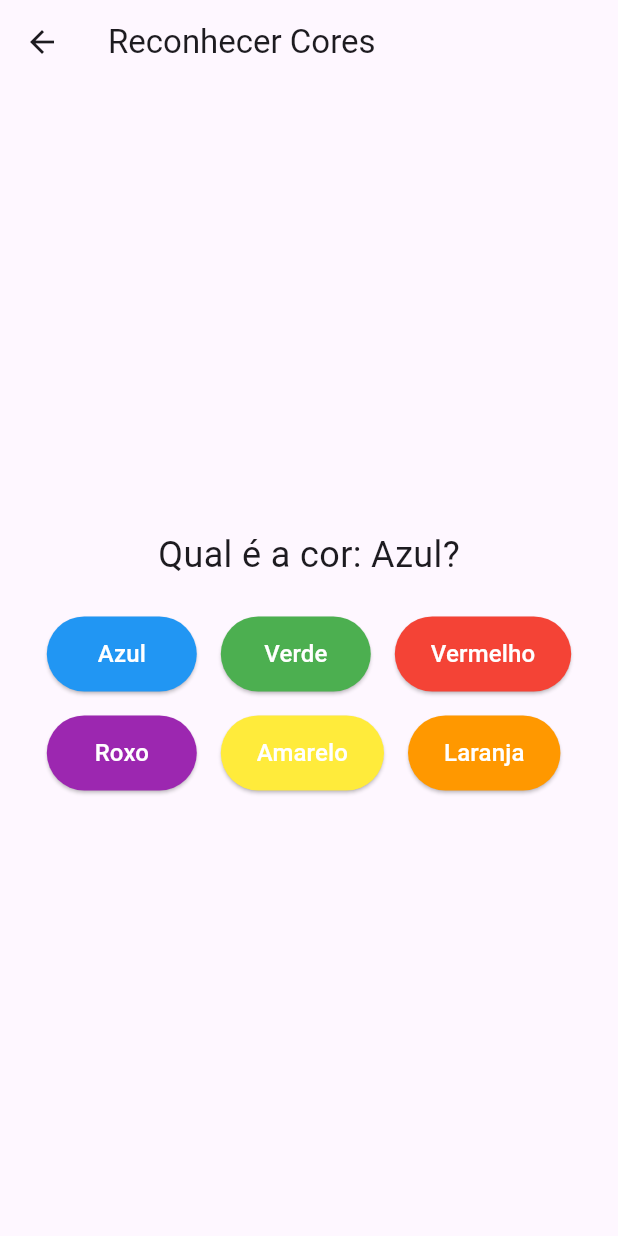
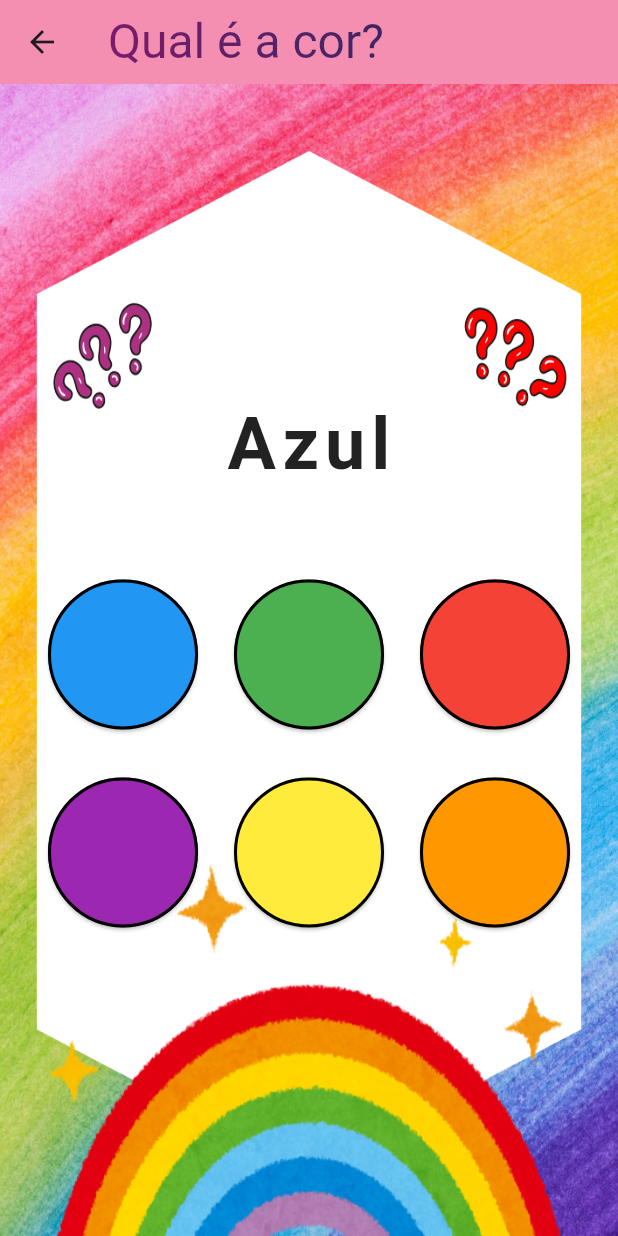
Before and after one commit to priscillamelo/flutter_beaba, a Flutter app: the RecognizeColorsScreen screen opened by its route, on a phone screen of 412 x 824 dp. Run offline on Flutter 3.47's test engine with Material 3 defaults, Android fonts, the phone set to English and light mode, and no system bars; Roboto replaces fonts that are missing (DynaPuff).

Commit message:
feat: backgrounds ok

```diff
--- a/lib/screens/abc_drawing_screen.dart
+++ b/lib/screens/abc_drawing_screen.dart
@@ -14,7 +14,6 @@ class AbcDrawingScreen extends StatefulWidget {
 }
 
 class _AbcDrawingScreenState extends State<AbcDrawingScreen> {
-  final Image imageBackground = Image.asset('assets/images/quadro_drawing.png');
   final GlobalKey _paintKey = GlobalKey();
 
   List<Offset> pointsUser = [];
@@ -131,7 +130,7 @@ class _AbcDrawingScreenState extends State<AbcDrawingScreen> {
                   ],
                 ),
               ),
-              ElevatedButton(
+              /* ElevatedButton(
                   style: const ButtonStyle(
                     padding: WidgetStatePropertyAll<EdgeInsets>(
                       EdgeInsets.symmetric(vertical: 20, horizontal: 30),
@@ -170,7 +169,7 @@ class _AbcDrawingScreenState extends State<AbcDrawingScreen> {
               ElevatedButton(
                 onPressed: _resetGame,
                 child: const Text('Reiniciar Jogo'),
-              ),
+              ), */
             ],
           ),
         );
--- a/lib/screens/recognize_colors_screen.dart
+++ b/lib/screens/recognize_colors_screen.dart
@@ -31,37 +31,67 @@ class _RecognizeColorsScreenState extends State<RecognizeColorsScreen> {
   Widget build(BuildContext context) {
     return Scaffold(
       appBar: AppBar(
-        title: Text("Reconhecer Cores"),
+        title: Text(
+          'Qual é a cor?',
+          style: TextStyle(
+            fontSize: 32,
+            foreground: Paint()
+              ..shader = const LinearGradient(
+                colors: [
+                  Color.fromARGB(255, 135, 25, 108),
+                  Color.fromARGB(255, 71, 37, 102),
+                  Color.fromARGB(255, 2, 32, 76),
+                ],
+              ).createShader(
+                const Rect.fromLTWH(30, 300, 400, 500),
               ),
-      body: Center(
-        child: Padding(
-          padding: const EdgeInsets.all(16.0),
+          ),
+        ),
+        backgroundColor: Colors.pink.shade200,
+      ),
+      body: Container(
+        decoration: BoxDecoration(
+          image: DecorationImage(
+            image: AssetImage(
+                'assets/images/backgrounds/recognize-colors-background.png'),
+            fit: BoxFit.fill,
+          ),
+        ),
+        child: Center(
+          child: SizedBox(
+            width: double.infinity,
+            height: MediaQuery.of(context).size.height / 2,
             child: Column(
-            mainAxisAlignment: MainAxisAlignment.center,
+              mainAxisAlignment: MainAxisAlignment.spaceAround,
               children: [
                 Text(
-                "Qual é a cor: $targetColorName?",
-                style: TextStyle(fontSize: 24),
+                  targetColorName,
+                  style: TextStyle(
+                    color: Colors.black87,
+                    letterSpacing: 4,
+                    fontSize: 48,
+                    fontWeight: FontWeight.bold,
                   ),
-              SizedBox(height: 24),
+                ),
                 Wrap(
-                spacing: 16,
-                runSpacing: 16,
+                  spacing: 24,
+                  runSpacing: 32,
                   children: options.map((colorName) {
                     return ElevatedButton(
-                    style: ElevatedButton.styleFrom(
-                      backgroundColor: colors[colorName], // Cor do botão
-                      minimumSize: Size(100, 50),
+                      style: ButtonStyle(
+                        shape: WidgetStatePropertyAll(CircleBorder(
+                            side: BorderSide(color: Colors.black, width: 2))),
+                        backgroundColor: WidgetStatePropertyAll(
+                            colors[colorName]), // Cor do botão
+                        minimumSize: WidgetStatePropertyAll(Size(100, 100)),
                       ),
                       onPressed: () => _checkAnswer(colorName),
-                    child: Text(
-                      colorName,
-                      style: TextStyle(color: Colors.white, fontSize: 16),
-                    ),
+                      child: null,
                     );
                   }).toList(),
                 ),
               ],
+            ),
           ),
         ),
       ),
```
Also changed, not shown: lib/components/drawing_dashed_component.dart (+10 -5 lines), lib/models/shapes_buttons_menu.dart (+0 -31 lines), lib/screens/identify_alphabet_libras.dart (+41 -15 lines), lib/screens/numbers_drawing_screen.dart (+17 -12 lines), assets/images/backgrounds/identify-alphabet-libras-background.png (added), assets/images/backgrounds/numbers-background.png (added), assets/images/backgrounds/recognize-colors-background.png (added). Lines whose indentation alone changed are shown as unchanged.
